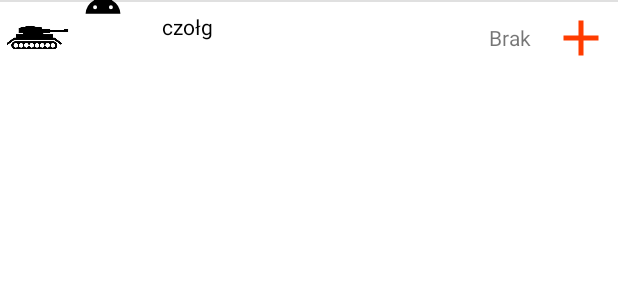
After one commit to MrDeliciousX/MiniTanksWOT, an Android app: the layout layout_tank_in_roster.xml on its own in the app's theme, with its tools: preview values and no code run, on a phone screen of 412 x 824 dp. The commit adds this screen. Shown: the top 300 px of the screen. Run offline under Robolectric (Android 15) with nearby library versions, the phone set to English and light mode, and no system bars.

```diff
--- a/app/src/main/java/com/mrdelicious/minitankswot/rosters/TankAdapter.java
+++ b/app/src/main/java/com/mrdelicious/minitankswot/rosters/TankAdapter.java
@@ -51,7 +51,7 @@ public class TankAdapter extends ArrayAdapter<TankOnList> {
         ImageButton addButton = convertView.findViewById(R.id.addTankLayout_addButton);
 
         name.setText(tank.name);
-        cost.setText(tank.cost);
+        cost.setText(tank.pts);
         nation.setImageResource(tank.nation);
 
         if (add) {
--- /dev/null
+++ b/app/src/main/res/layout/layout_tank_in_roster.xml
@@ -0,0 +1,68 @@
+<?xml version="1.0" encoding="utf-8"?>
+<androidx.constraintlayout.widget.ConstraintLayout xmlns:android="http://schemas.android.com/apk/res/android"
+    xmlns:app="http://schemas.android.com/apk/res-auto"
+    xmlns:tools="http://schemas.android.com/tools"
+    android:id="@+id/tankAddLayout"
+    android:layout_width="match_parent"
+    android:layout_height="wrap_content">
+
+    <TextView
+        android:id="@+id/layoutTank_name"
+        android:layout_width="wrap_content"
+        android:layout_height="wrap_content"
+        android:layout_marginTop="8dp"
+        android:text="@string/tank"
+        android:textColor="@color/black"
+        app:layout_constraintEnd_toStartOf="@+id/layoutTank_pts"
+        app:layout_constraintHorizontal_bias="0.1"
+        app:layout_constraintStart_toEndOf="@+id/layoutTank_flag"
+        app:layout_constraintTop_toTopOf="@+id/layoutTank_image" />
+
+    <TextView
+        android:id="@+id/layoutTank_pts"
+        android:layout_width="36dp"
+        android:layout_height="wrap_content"
+        android:text="@string/lack"
+        app:layout_constraintBottom_toBottomOf="parent"
+        app:layout_constraintEnd_toStartOf="@+id/layoutTank_addBtn"
+        app:layout_constraintTop_toTopOf="parent" />
+
+    <ImageView
+        android:id="@+id/layoutTank_image"
+        android:layout_width="50dp"
+        android:layout_height="50dp"
+        android:contentDescription="@string/tank"
+        app:layout_constraintStart_toStartOf="parent"
+        app:layout_constraintTop_toTopOf="parent"
+        app:srcCompat="@drawable/tank_profile_image" />
+
+    <ImageView
+        android:id="@+id/layoutTank_flag"
+        android:layout_width="37dp"
+        android:layout_height="25dp"
+        android:contentDescription="@string/nation"
+        app:layout_constraintBottom_toTopOf="@+id/divider"
+        app:layout_constraintStart_toEndOf="@+id/layoutTank_image"
+        app:layout_constraintTop_toTopOf="parent"
+        app:srcCompat="@drawable/ic_android_black_24dp" />
+
+    <ImageButton
+        android:id="@+id/layoutTank_addBtn"
+        android:layout_width="50dp"
+        android:layout_height="50dp"
+        android:background="@color/white"
+        app:layout_constraintBottom_toBottomOf="parent"
+        app:layout_constraintEnd_toEndOf="parent"
+        app:layout_constraintTop_toTopOf="parent"
+        app:srcCompat="@drawable/ic_add" />
+
+    <View
+        android:id="@+id/divider"
+        android:layout_width="0dp"
+        android:layout_height="1dp"
+        android:background="?android:attr/listDivider"
+        app:layout_constraintEnd_toEndOf="parent"
+        app:layout_constraintHorizontal_bias="0.0"
+        app:layout_constraintStart_toStartOf="parent"
+        tools:layout_editor_absoluteY="50dp" />
+</androidx.constraintlayout.widget.ConstraintLayout>
```
Also changed, not shown: app/src/main/java/com/mrdelicious/minitankswot/rosters/AddTanksActivity.java (+32 -9 lines), app/src/main/java/com/mrdelicious/minitankswot/rosters/RosterMainActivity.java (+26 -6 lines), app/src/main/java/com/mrdelicious/minitankswot/rosters/TankOnList.java (+40 -15 lines), app/src/main/java/com/mrdelicious/minitankswot/rosters/TankOnListAdapter.java (added, +64 -0 lines), app/src/main/res/layout/activity_add_tanks.xml (+4 -3 lines).
